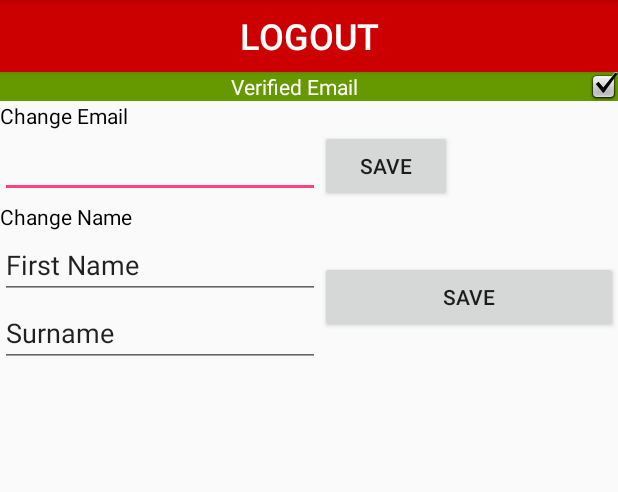
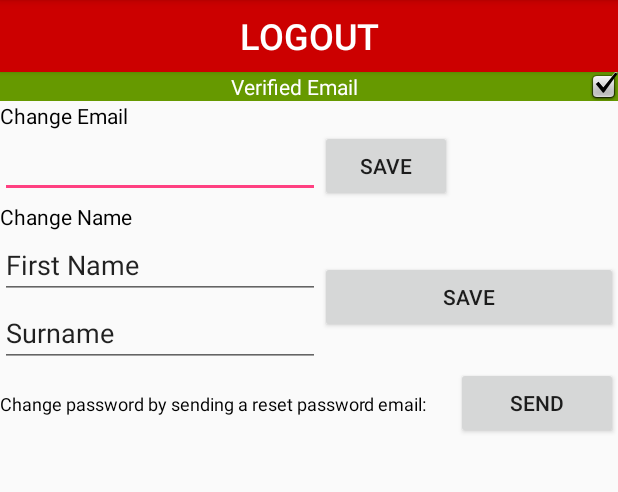
Before and after one commit to bbest31/NCAlarms, an Android app: the screen it shows after launch once a user with an empty profile is signed in (OptionsActivity), item 3 of the bottom bar chosen, on a phone screen of 412 x 824 dp, the part 84-576 px from its top. Run offline under Robolectric (Android 15) with nearby library versions, the phone set to English and light mode, and no system bars; our stand-ins replace Firebase (no records; nobody signed in at launch, a user with empty details on screens opened directly).

Commit message:
User singleton. Password reset email from options.

```diff
--- a/NapChatAlarmsAndroid/app/src/main/java/com/napchatalarms/napchatalarmsandroid/HomeActivity.java
+++ b/NapChatAlarmsAndroid/app/src/main/java/com/napchatalarms/napchatalarmsandroid/HomeActivity.java
@@ -9,11 +9,11 @@ import android.view.MenuItem;
 import android.widget.Button;
 import android.widget.TextView;
 
-//TODO:Implement Access User Information method from Firebase and initialize a User singleton.
 public class HomeActivity extends AppCompatActivity {
 
+    //=====ATTRIBUTES=====
     private TextView mTextMessage;
-
+    User currentUser;
 
 
     private BottomNavigationView.OnNavigationItemSelectedListener mOnNavigationItemSelectedListener
@@ -44,6 +44,9 @@ public class HomeActivity extends AppCompatActivity {
         super.onCreate(savedInstanceState);
         setContentView(R.layout.activity_home);
 
+        //Initialize User singleton
+        currentUser = User.getInstance();
+
         mTextMessage = (TextView) findViewById(R.id.message);
         BottomNavigationView navigation = (BottomNavigationView) findViewById(R.id.navigation);
         navigation.setOnNavigationItemSelectedListener(mOnNavigationItemSelectedListener);
--- a/NapChatAlarmsAndroid/app/src/main/java/com/napchatalarms/napchatalarmsandroid/LoginActivity.java
+++ b/NapChatAlarmsAndroid/app/src/main/java/com/napchatalarms/napchatalarmsandroid/LoginActivity.java
@@ -9,6 +9,7 @@ import android.util.Log;
 import android.view.View;
 import android.widget.Button;
 import android.widget.EditText;
+import android.widget.TextView;
 import android.widget.Toast;
 
 import com.google.android.gms.tasks.OnCompleteListener;
@@ -31,7 +32,7 @@ public class LoginActivity extends AppCompatActivity {
     EditText passwordEditText;
     Button loginButton;
     Button forgotPasswordButton;
-    //TextView errorText;
+    TextView errorText;
 
     /**
      * Initializing function for the views.
@@ -43,7 +44,7 @@ public class LoginActivity extends AppCompatActivity {
         emailEditText = (EditText)findViewById(R.id.login_emailEditText);
         passwordEditText = (EditText)findViewById(R.id.login_passwordEditText);
         forgotPasswordButton = (Button)findViewById(R.id.forgotPass_btn);
-        //errorText = (TextView)findViewById(R.id.login_error_text);
+        errorText = (TextView)findViewById(R.id.login_error_text);
     }
     @Override
     protected void onCreate(Bundle savedInstanceState) {
@@ -98,7 +99,6 @@ public class LoginActivity extends AppCompatActivity {
      * This method is called if the user is successfully signed in and will navigate
      * to the Home Activity by confirming the FirebaseUser object for the current user
      * is a non-null object.**/
-    //TODO: Should pass some information about the user to the HomeActivity, in order to load necessary information.
     public void loginNavigationOnSuccess(FirebaseUser currentUser){
 
         if(currentUser != null){
@@ -134,13 +134,13 @@ public class LoginActivity extends AppCompatActivity {
                     public void onComplete(@NonNull Task<AuthResult> task) {
                             if (task.isSuccessful()) {
                                 // Sign in success, update UI with the signed-in user's information
-                                // Log.d( "signInWithEmail:success");
+                                 Log.d( "Login Activity","signInWithEmail:success");
                                 FirebaseUser user = mAuth.getCurrentUser();
                                 loginNavigationOnSuccess(user);
                             } else {
                                 // If sign in fails, display a message to the user.
                                 Log.w("signInWithEmail:failure", task.getException());
-                                //errorText.setVisibility(View.VISIBLE);
+                                errorText.setVisibility(View.VISIBLE);
                                 loginNavigationOnSuccess(null);
                             }
 
@@ -149,7 +149,7 @@ public class LoginActivity extends AppCompatActivity {
                 });
         }
         else{
-            //errorText.setVisbility(View.VISIBLE);
+            errorText.setVisibility(View.VISIBLE);
         }
     }
 }
--- a/NapChatAlarmsAndroid/app/src/main/java/com/napchatalarms/napchatalarmsandroid/OptionsActivity.java
+++ b/NapChatAlarmsAndroid/app/src/main/java/com/napchatalarms/napchatalarmsandroid/OptionsActivity.java
@@ -32,10 +32,12 @@ public class OptionsActivity extends AppCompatActivity {
     public EditText changeFirstNameEditText;
     public EditText changeSurnameEditText;
     public CheckedTextView verifiedEmailTextView;
+    public Button resetPassButton;
+    User currentUser;
 
 
     /**
-     * Initializes views for the activity.
+     * Initializes views/variables/objects for the activity.
      * */
     public void initialize(){
 
@@ -47,6 +49,8 @@ public class OptionsActivity extends AppCompatActivity {
         changeEmailEditText = (EditText)findViewById(R.id.change_email_edittext);
         changeFirstNameEditText = (EditText)findViewById(R.id.change_firstname_edittext);
         changeSurnameEditText = (EditText)findViewById(R.id.change_surname_edittext);
+        resetPassButton = (Button)findViewById(R.id.reset_password_btn);
+        currentUser = User.getInstance();
     }
     @Override
     protected void onCreate(Bundle savedInstanceState) {
@@ -96,14 +100,21 @@ public class OptionsActivity extends AppCompatActivity {
             }
         });
 
+        resetPassButton.setOnClickListener(new View.OnClickListener() {
+            @Override
+            public void onClick(View view) {
+                resetPassword();
+            }
+        });
 
     }
 
     //=====METHODS=====
     /**
-     * Gets the current FirbaseAuth instance and signs the user out and returns to the Login Activity.
+     * Gets the current FirebaseAuth instance and signs the user out and returns to the Login Activity.
      * */
     public void logout(){
+
         FirebaseAuth.getInstance().signOut();
         Intent loginIntent = new Intent(OptionsActivity.this,LoginActivity.class);
         startActivity(loginIntent);
@@ -139,7 +150,7 @@ public class OptionsActivity extends AppCompatActivity {
                 UtilityFunctions.isValidName(changeSurnameEditText.getText().toString())
                 ) {
 
-            String newName = changeFirstNameEditText.getText().toString();
+            final String newName = changeFirstNameEditText.getText().toString();
             newName.concat(" ");
             newName.concat(changeSurnameEditText.getText().toString());
 
@@ -151,6 +162,7 @@ public class OptionsActivity extends AppCompatActivity {
                         @Override
                         public void onComplete(@NonNull Task<Void> task) {
                             if (task.isSuccessful()) {
+                                currentUser.setName(newName);
                                 Log.d("Options Activity", "The User's name has been updated successfully");
                             }
                         }
@@ -166,7 +178,7 @@ public class OptionsActivity extends AppCompatActivity {
 
         FirebaseUser user = FirebaseAuth.getInstance().getCurrentUser();
 
-        String newEmail = changeEmailEditText.getText().toString();
+        final String newEmail = changeEmailEditText.getText().toString();
 
         if(UtilityFunctions.isValidEmail(newEmail)) {
             user.updateEmail(newEmail)
@@ -175,6 +187,7 @@ public class OptionsActivity extends AppCompatActivity {
                         public void onComplete(@NonNull Task<Void> task) {
                             if (task.isSuccessful()) {
                                 Log.d("Options Activity", "User email address updated.");
+                                currentUser.setEmail(newEmail);
                             }
                         }
                     });
@@ -184,4 +197,8 @@ public class OptionsActivity extends AppCompatActivity {
     }
 
 
+
+    public void resetPassword(){
+    //TODO: FINISH
+    }
 }
--- a/NapChatAlarmsAndroid/app/src/main/java/com/napchatalarms/napchatalarmsandroid/SignUpActivity.java
+++ b/NapChatAlarmsAndroid/app/src/main/java/com/napchatalarms/napchatalarmsandroid/SignUpActivity.java
@@ -98,14 +98,14 @@ public class SignUpActivity extends AppCompatActivity {
         }
 
         String surname = surNameEditText.getText().toString();
-        if(surname.isEmpty()){
+        if(surname.isEmpty() | !UtilityFunctions.isValidName(surname)){
             surNameErrorText.setVisibility(View.VISIBLE);
             validCredentails = Boolean.FALSE;
 
         }
 
         String firstname = firstNameEditText.getText().toString();
-        if(firstname.isEmpty()){
+        if(firstname.isEmpty() | UtilityFunctions.isValidName(firstname)){
             firstnameErrorText.setVisibility(View.VISIBLE);
             validCredentails = Boolean.FALSE;
 
--- /dev/null
+++ b/NapChatAlarmsAndroid/app/src/main/java/com/napchatalarms/napchatalarmsandroid/User.java
@@ -0,0 +1,40 @@
+package com.napchatalarms.napchatalarmsandroid;
+
+import com.google.firebase.auth.FirebaseAuth;
+import com.google.firebase.auth.FirebaseUser;
+
+/**Singleton Class for the current user.
+ * Created by brand on 11/17/2017.
+ */
+
+public class User {
+
+    private static User instance = null;
+
+    //=====ATTRIBUTES=====
+    private String name;
+    private String email;
+
+    /**Private Constructor
+     * */
+    private User() {
+        FirebaseUser fUser = FirebaseAuth.getInstance().getCurrentUser();
+        this.name =  fUser.getDisplayName();
+        this.email = fUser.getEmail();
+    }
+
+    /**Instance method*/
+    public static User getInstance() {
+        if(instance == null) {
+            instance = new User();
+        }
+        return instance;
+    }
+
+    //TODO:Could replace all getters and setters with a single method called update that just reattains the info from the FirebaseUser object
+    //=====GETTERS & SETTERS=====
+    public String getName(){ return this.name;}
+    public String getEmail(){return this.email;}
+    public void setName(String newName){this.name = newName;}
+    public void setEmail(String newEmail){this.email = newEmail;}
+}
--- a/NapChatAlarmsAndroid/app/src/main/res/layout/activity_options.xml
+++ b/NapChatAlarmsAndroid/app/src/main/res/layout/activity_options.xml
@@ -108,4 +108,27 @@
 
     </LinearLayout>
 
+    <LinearLayout
+        android:id="@+id/reset_password_text"
+        android:layout_width="match_parent"
+        android:layout_height="wrap_content"
+        android:orientation="horizontal">
+
+        <TextView
+            android:id="@+id/textView"
+            android:layout_width="wrap_content"
+            android:layout_height="wrap_content"
+            android:layout_weight="1"
+            android:text="@string/ResetPassword"
+            android:textColor="@android:color/black"
+            android:textSize="12sp" />
+
+        <Button
+            android:id="@+id/reset_password_btn"
+            android:layout_width="wrap_content"
+            android:layout_height="wrap_content"
+            android:layout_weight="1"
+            android:text="@string/Send" />
+    </LinearLayout>
+
 </LinearLayout>
--- a/NapChatAlarmsAndroid/app/src/main/res/values/colors.xml
+++ b/NapChatAlarmsAndroid/app/src/main/res/values/colors.xml
@@ -4,5 +4,5 @@
     <color name="colorPrimaryDark">#303f9f</color>
     <color name="colorAccent">#FF4081</color>
     <color name="white">#FFFFFF</color>
-    <color name="red">#FF0000</color>
+    <color name="red">#ff0000</color>
 </resources>
--- a/NapChatAlarmsAndroid/app/src/main/res/values/strings.xml
+++ b/NapChatAlarmsAndroid/app/src/main/res/values/strings.xml
@@ -29,6 +29,8 @@
     <string name="Save">Save</string>
     <string name="FirstName">First Name</string>
     <string name="SurName">Surname</string>
+    <string name="LoginError">*Username or password does not exists.</string>
+    <string name="ResetPassword">Change password by sending a reset password email:</string>
     <string name="title_activity_settings">Settings</string>
 
     <!-- Strings related to Settings -->
```
Also changed, not shown: NapChatAlarmsAndroid/app/src/main/res/layout/activity_login.xml (+19 -3 lines).
